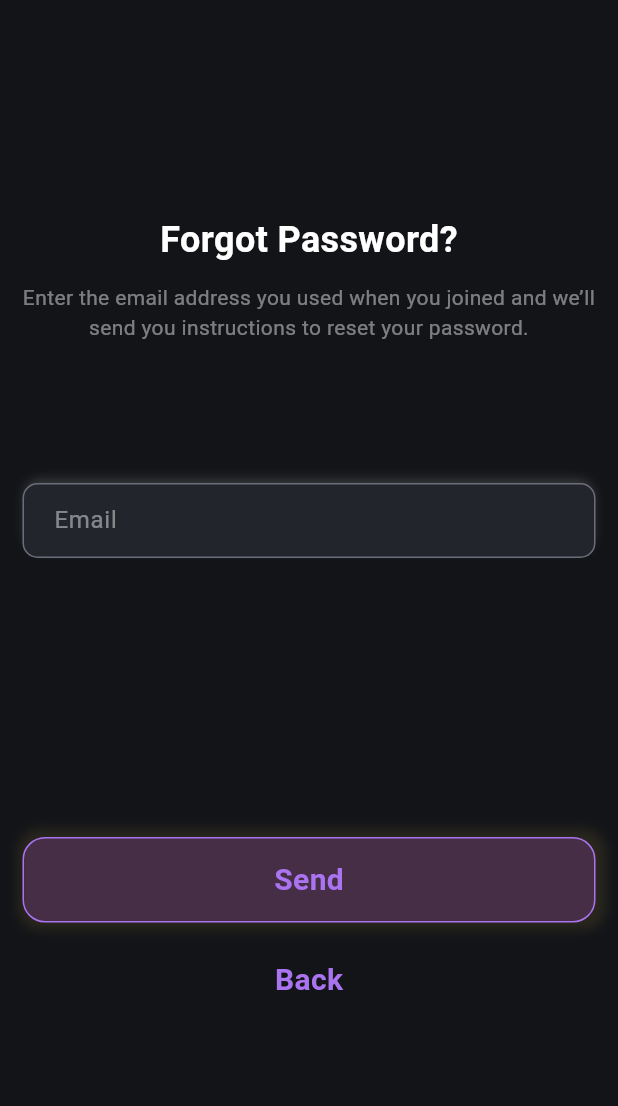
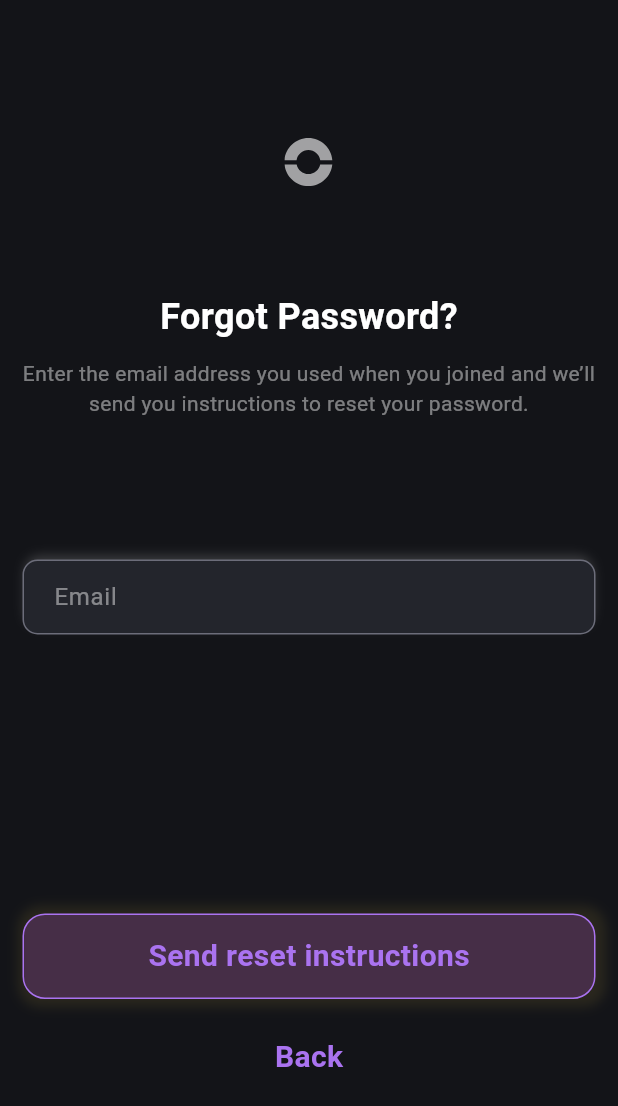
Before and after one commit to joaoygo/loomi_player, a Flutter app: the ForgotPasswordPage screen opened by its route, on a phone screen of 412 x 824 dp. Shown: the top 1106 px of the screen. Run offline on Flutter 3.47's test engine with Material 3 defaults, Android fonts, the phone set to English and light mode, and no system bars; our stand-ins replace cloud_firestore, dartz, dio, firebase_auth, firebase_core, flutter_image_compress and 11 more; accounts and stored records are empty; generated files the repository leaves out were written again; network calls fail; Roboto replaces fonts that are missing (Epilogue, Montserrat).

Commit message:
[chore] adjustment forgot password

```diff
--- a/lib/presentation/pages/forgot_password_page.dart
+++ b/lib/presentation/pages/forgot_password_page.dart
@@ -1,6 +1,7 @@
 import 'package:flutter/material.dart';
 import 'package:flutter_mobx/flutter_mobx.dart';
 import 'package:get_it/get_it.dart';
+import 'package:loomi_player/core/constants/assets_constants.dart';
 import 'package:loomi_player/presentation/stores/forgot_password_store.dart';
 import 'package:loomi_player/presentation/widgets/header_credentials.dart';
 import 'package:loomi_player/presentation/widgets/primary_button.dart';
@@ -19,9 +20,6 @@ class ForgotPasswordPage extends StatelessWidget {
     return Scaffold(
         backgroundColor: Color(0xFF131418),
         body: Observer(builder: (_) {
-          if (_forgotPasswordStore.isLoading) {
-            return const Center(child: CircularProgressIndicator());
-          }
           return SafeArea(
             child: Center(
                 child: SingleChildScrollView(
@@ -33,7 +31,8 @@ class ForgotPasswordPage extends StatelessWidget {
                       subtitle:
                           "Enter the email address you used when you joined and we’ll send you instructions to reset your password.",
                       spaceBetweenLogo: 69,
-                      spaceBetweenText: 11),
+                      spaceBetweenText: 11,
+                      logoPath: AssetsConstants.logoMini),
                   SizedBox(height: 94),
                   Padding(
                       padding: const EdgeInsets.symmetric(horizontal: 15),
@@ -44,14 +43,19 @@ class ForgotPasswordPage extends StatelessWidget {
                   SizedBox(height: 186),
                   Padding(
                       padding: const EdgeInsets.symmetric(horizontal: 15),
-                      child: PrimaryButton(
-                          text: "Send",
+                      child: _forgotPasswordStore.isLoading
+                          ? const CircularProgressIndicator()
+                          : PrimaryButton(
+                              text: "Send reset instructions",
                               ontap: () async {
-                            await _forgotPasswordStore.sendPasswordResetEmail(
+                                await _forgotPasswordStore
+                                    .sendPasswordResetEmail(
                                         emailController.text.trim());
 
-                            WidgetsBinding.instance.addPostFrameCallback((_) {
-                              if (_forgotPasswordStore.errorMessage == null) {
+                                WidgetsBinding.instance
+                                    .addPostFrameCallback((_) {
+                                  if (_forgotPasswordStore.errorMessage ==
+                                      null) {
                                     Navigator.pushNamed(
                                         context, '/instruction-send');
                                   } else {
@@ -63,7 +67,8 @@ class ForgotPasswordPage extends StatelessWidget {
                                             _forgotPasswordStore.errorMessage!),
                                         actions: [
                                           TextButton(
-                                        onPressed: () => Navigator.pop(context),
+                                            onPressed: () =>
+                                                Navigator.pop(context),
                                             child: const Text("OK"),
                                           ),
                                         ],
```
Lines whose indentation alone changed are shown as unchanged.
